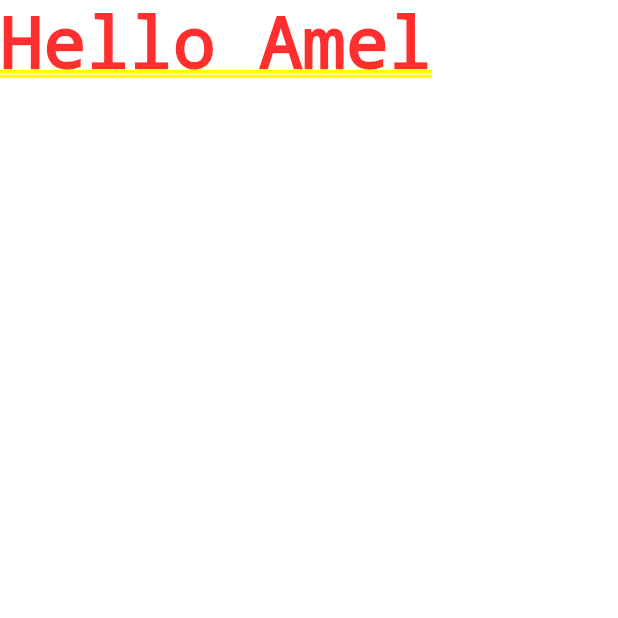
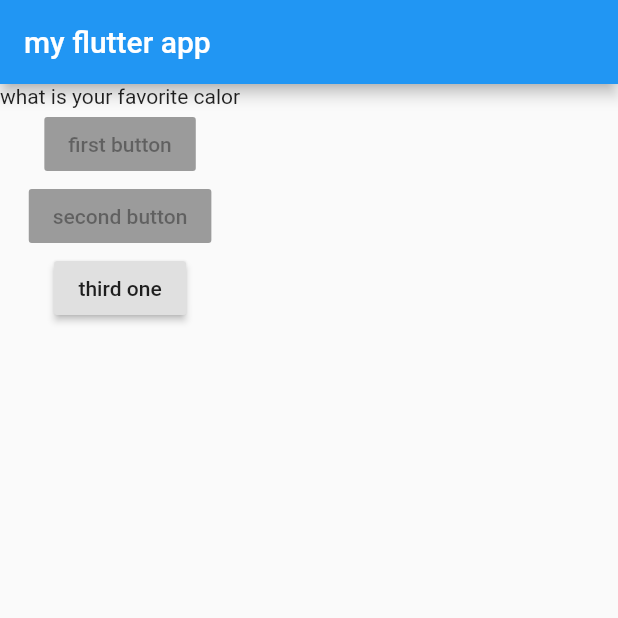
Before and after one commit to AMELkhdfjd/first-Flutter-App, a Flutter app: the screen it shows after launch, on a phone screen of 412 x 824 dp, the top half of it. Run offline on Flutter 3.47's test engine with Material 2 defaults, Android fonts, the phone set to English and light mode, and no system bars.

Commit message:
adding the question file

```diff
--- /dev/null
+++ b/lib/Question.dart
@@ -0,0 +1,15 @@
+// ignore_for_file: use_key_in_widget_constructors, must_be_immutable, prefer_const_constructors, file_names
+
+import 'package:flutter/material.dart';
+
+
+class Question extends StatelessWidget {
+
+  String questiontext;
+  Question(this.questiontext);
+
+  @override
+  Widget build(BuildContext context) {
+    return Text(questiontext);
+}
+}
--- a/lib/main.dart
+++ b/lib/main.dart
@@ -1,19 +1,74 @@
+// ignore_for_file: deprecated_member_use, avoid_print, prefer_const_constructors, must_be_immutable, use_key_in_widget_constructors, non_constant_identifier_names
+
 import 'package:flutter/material.dart';
+import './Question.dart';
 
-void main(){
-  runApp(const MyApp());
+void main() => runApp( MyApp());
+
+class  MyApp extends StatefulWidget {
+
+
+
+  @override
+  State<StatefulWidget> createState() {
+    // TODO: implement createState
+    return _MyAppState();
+  }
 }
+class _MyAppState extends State<MyApp>{
 
-class  MyApp extends StatelessWidget {
-  const MyApp({Key? key}) : super(key: key);
+  var _questionindex = 0;
+     void _answer (){
+       setState(() {
+            _questionindex ++;
+       });
+
+
+    }
 
   @override
   Widget  build( BuildContext  context){
-    return  const MaterialApp(
-    home :  Text("Hello Amel"),
+    var questions = [
+      "what is your favorite calor",
+      "what is your favorite animal",
+    ];
+
+    return  MaterialApp(
+      home : Scaffold(
+        appBar: AppBar(
+          title: const Text("my flutter app"),
+
+          ),
+
+          body: Column(
+            children :  <Widget>[
+
+              Question(
+                questions[_questionindex],
+              ),
+              RaisedButton(onPressed: null,
+              child : Text("first button"),
+              ),
+              RaisedButton(onPressed: null,
+              child : Text("second button"),
+              ),
+
+
+              RaisedButton(
+                onPressed : (){
+                  _answer();
+              },
+              child : Text("third one"),),
+
+
+            ]
+          )
+        )
+
     );
 
-  }
 
 
-}
+
+    }
+  }
```
